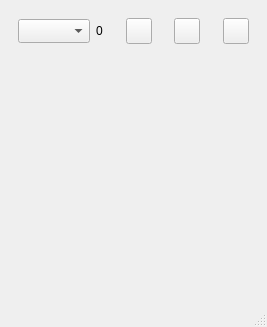
Qt form GUI/OWController/mainwindow.ui (igorf7/OWController) before a commit.
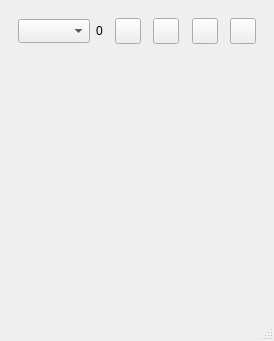
The same form after that commit. Icons and pictures are not drawn.

Patch:
```diff
--- a/GUI/OWController/mainwindow.ui
+++ b/GUI/OWController/mainwindow.ui
@@ -6,8 +6,8 @@
    <rect>
     <x>0</x>
     <y>0</y>
-    <width>267</width>
-    <height>327</height>
+    <width>274</width>
+    <height>341</height>
    </rect>
   </property>
   <property name="windowTitle">
@@ -146,6 +146,51 @@
            </property>
           </spacer>
          </item>
+         <item>
+          <widget class="QPushButton" name="settingsPushButton">
+           <property name="minimumSize">
+            <size>
+             <width>0</width>
+             <height>26</height>
+            </size>
+           </property>
+           <property name="maximumSize">
+            <size>
+             <width>26</width>
+             <height>16777215</height>
+            </size>
+           </property>
+           <property name="toolTip">
+            <string>Show RTC</string>
+           </property>
+           <property name="text">
+            <string/>
+           </property>
+           <property name="icon">
+            <iconset resource="res.qrc">
+             <normaloff>:/images/settings.png</normaloff>:/images/settings.png</iconset>
+           </property>
+           <property name="iconSize">
+            <size>
+             <width>16</width>
+             <height>16</height>
+            </size>
+           </property>
+          </widget>
+         </item>
+         <item>
+          <spacer name="horizontalSpacer_2">
+           <property name="orientation">
+            <enum>Qt::Horizontal</enum>
+           </property>
+           <property name="sizeHint" stdset="0">
+            <size>
+             <width>40</width>
+             <height>20</height>
+            </size>
+           </property>
+          </spacer>
+         </item>
          <item>
           <widget class="QPushButton" name="connectPushButton">
            <property name="minimumSize">
@@ -211,8 +256,8 @@
         <rect>
          <x>0</x>
          <y>0</y>
-         <width>249</width>
-         <height>214</height>
+         <width>256</width>
+         <height>228</height>
         </rect>
        </property>
       </widget>
```
Left out of the diff: 2 changed lines with no effect on the pictures.
